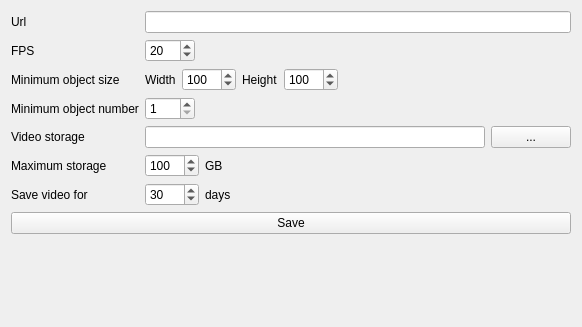
congchenutd/SleepBoy, file UI/SettingsPage.ui: the form before one commit.
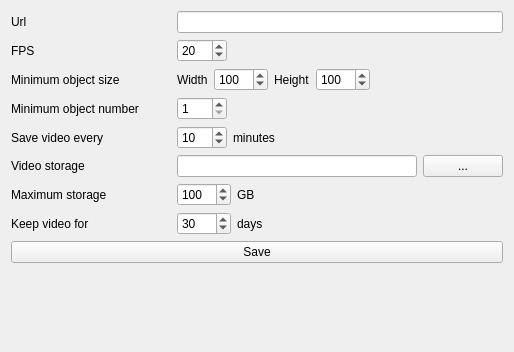
The form after the commit.

```diff
--- a/UI/SettingsPage.ui
+++ b/UI/SettingsPage.ui
@@ -6,35 +6,18 @@
    <rect>
     <x>0</x>
     <y>0</y>
-    <width>582</width>
-    <height>327</height>
+    <width>514</width>
+    <height>352</height>
    </rect>
   </property>
   <property name="windowTitle">
    <string>Form</string>
   </property>
   <layout class="QGridLayout" name="gridLayout">
-   <item row="0" column="0">
-    <widget class="QLabel" name="label">
-     <property name="text">
-      <string>Url</string>
-     </property>
-    </widget>
-   </item>
-   <item row="0" column="1">
-    <widget class="QLineEdit" name="leUrl"/>
-   </item>
-   <item row="1" column="0">
-    <widget class="QLabel" name="label_11">
-     <property name="text">
-      <string>FPS</string>
-     </property>
-    </widget>
-   </item>
-   <item row="1" column="1">
-    <layout class="QHBoxLayout" name="horizontalLayout_6">
+   <item row="4" column="1" colspan="2">
+    <layout class="QHBoxLayout" name="horizontalLayout_7">
      <item>
-      <widget class="QSpinBox" name="sbFPS">
+      <widget class="QSpinBox" name="sbStorageInterval">
        <property name="minimumSize">
         <size>
          <width>50</width>
@@ -44,13 +27,23 @@
        <property name="minimum">
         <number>1</number>
        </property>
+       <property name="maximum">
+        <number>999</number>
+       </property>
        <property name="value">
-        <number>20</number>
+        <number>10</number>
        </property>
       </widget>
      </item>
      <item>
-      <spacer name="horizontalSpacer_5">
+      <widget class="QLabel" name="label_12">
+       <property name="text">
+        <string>minutes</string>
+       </property>
+      </widget>
+     </item>
+     <item>
+      <spacer name="horizontalSpacer_6">
        <property name="orientation">
         <enum>Qt::Horizontal</enum>
        </property>
@@ -71,7 +64,7 @@
      </property>
     </widget>
    </item>
-   <item row="2" column="1">
+   <item row="2" column="1" colspan="2">
     <layout class="QHBoxLayout" name="horizontalLayout">
      <item>
       <widget class="QLabel" name="label_4">
@@ -140,17 +133,10 @@
      </item>
     </layout>
    </item>
-   <item row="3" column="0">
-    <widget class="QLabel" name="label_3">
-     <property name="text">
-      <string>Minimum object number</string>
-     </property>
-    </widget>
-   </item>
-   <item row="3" column="1">
-    <layout class="QHBoxLayout" name="horizontalLayout_2">
+   <item row="1" column="1" colspan="2">
+    <layout class="QHBoxLayout" name="horizontalLayout_6">
      <item>
-      <widget class="QSpinBox" name="sbNumber">
+      <widget class="QSpinBox" name="sbFPS">
        <property name="minimumSize">
         <size>
          <width>50</width>
@@ -160,10 +146,13 @@
        <property name="minimum">
         <number>1</number>
        </property>
+       <property name="value">
+        <number>20</number>
+       </property>
       </widget>
      </item>
      <item>
-      <spacer name="horizontalSpacer_2">
+      <spacer name="horizontalSpacer_5">
        <property name="orientation">
         <enum>Qt::Horizontal</enum>
        </property>
@@ -177,14 +166,21 @@
      </item>
     </layout>
    </item>
-   <item row="4" column="0">
+   <item row="5" column="0">
     <widget class="QLabel" name="label_6">
      <property name="text">
       <string>Video storage</string>
      </property>
     </widget>
    </item>
-   <item row="4" column="1">
+   <item row="0" column="0">
+    <widget class="QLabel" name="label">
+     <property name="text">
+      <string>Url</string>
+     </property>
+    </widget>
+   </item>
+   <item row="5" column="1" colspan="2">
     <layout class="QHBoxLayout" name="horizontalLayout_3">
      <item>
       <widget class="QLineEdit" name="leStoragePath"/>
@@ -198,14 +194,31 @@
      </item>
     </layout>
    </item>
-   <item row="5" column="0">
+   <item row="6" column="0">
     <widget class="QLabel" name="label_10">
      <property name="text">
       <string>Maximum storage</string>
      </property>
     </widget>
    </item>
-   <item row="5" column="1">
+   <item row="4" column="0">
+    <widget class="QLabel" name="label_14">
+     <property name="text">
+      <string>Save video every</string>
+     </property>
+    </widget>
+   </item>
+   <item row="7" column="0">
+    <widget class="QLabel" name="label_7">
+     <property name="text">
+      <string>Keep video for</string>
+     </property>
+    </widget>
+   </item>
+   <item row="0" column="1" colspan="2">
+    <widget class="QLineEdit" name="leUrl"/>
+   </item>
+   <item row="6" column="1" colspan="2">
     <layout class="QHBoxLayout" name="horizontalLayout_4">
      <item>
       <widget class="QSpinBox" name="sbMaxStorage">
@@ -248,14 +261,44 @@
      </item>
     </layout>
    </item>
-   <item row="6" column="0">
-    <widget class="QLabel" name="label_7">
+   <item row="3" column="0">
+    <widget class="QLabel" name="label_3">
      <property name="text">
-      <string>Save video for</string>
+      <string>Minimum object number</string>
      </property>
     </widget>
    </item>
-   <item row="6" column="1">
+   <item row="3" column="1" colspan="2">
+    <layout class="QHBoxLayout" name="horizontalLayout_2">
+     <item>
+      <widget class="QSpinBox" name="sbNumber">
+       <property name="minimumSize">
+        <size>
+         <width>50</width>
+         <height>0</height>
+        </size>
+       </property>
+       <property name="minimum">
+        <number>1</number>
+       </property>
+      </widget>
+     </item>
+     <item>
+      <spacer name="horizontalSpacer_2">
+       <property name="orientation">
+        <enum>Qt::Horizontal</enum>
+       </property>
+       <property name="sizeHint" stdset="0">
+        <size>
+         <width>40</width>
+         <height>20</height>
+        </size>
+       </property>
+      </spacer>
+     </item>
+    </layout>
+   </item>
+   <item row="7" column="1" colspan="2">
     <layout class="QHBoxLayout" name="horizontalLayout_5">
      <item>
       <widget class="QSpinBox" name="sbMaxDays">
@@ -298,7 +341,14 @@
      </item>
     </layout>
    </item>
-   <item row="8" column="0">
+   <item row="1" column="0">
+    <widget class="QLabel" name="label_11">
+     <property name="text">
+      <string>FPS</string>
+     </property>
+    </widget>
+   </item>
+   <item row="10" column="1">
     <spacer name="verticalSpacer">
      <property name="orientation">
       <enum>Qt::Vertical</enum>
@@ -311,7 +361,7 @@
      </property>
     </spacer>
    </item>
-   <item row="7" column="0" colspan="2">
+   <item row="8" column="0" rowspan="2" colspan="3">
     <widget class="QPushButton" name="btSave">
      <property name="text">
       <string>Save</string>
```
